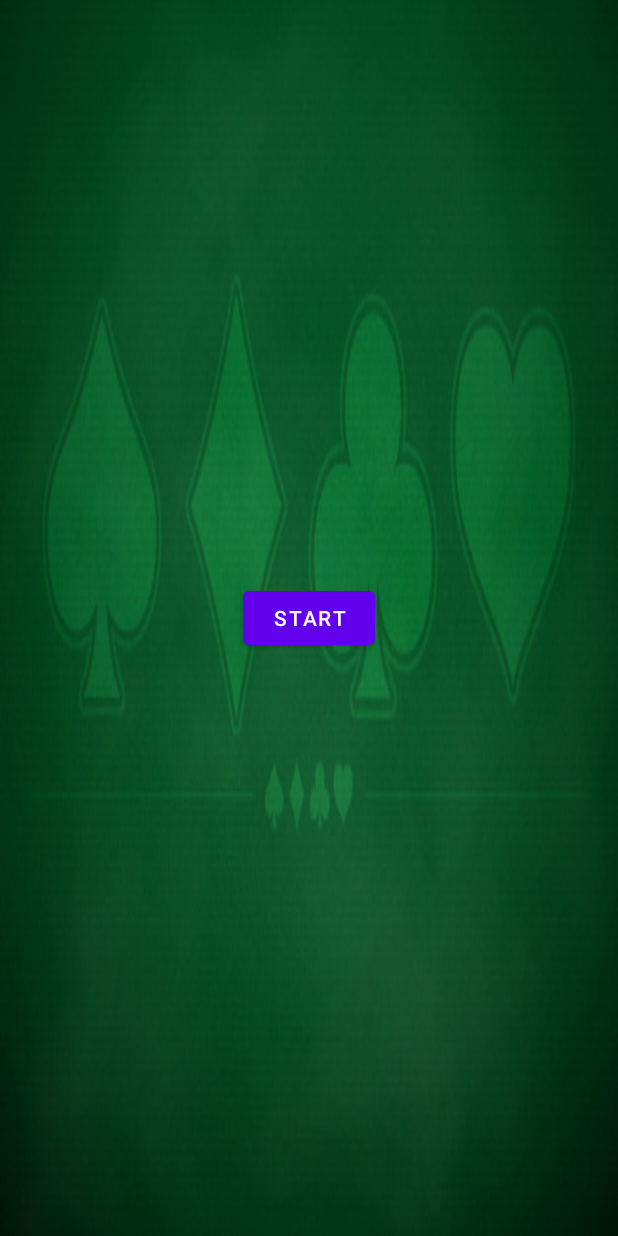
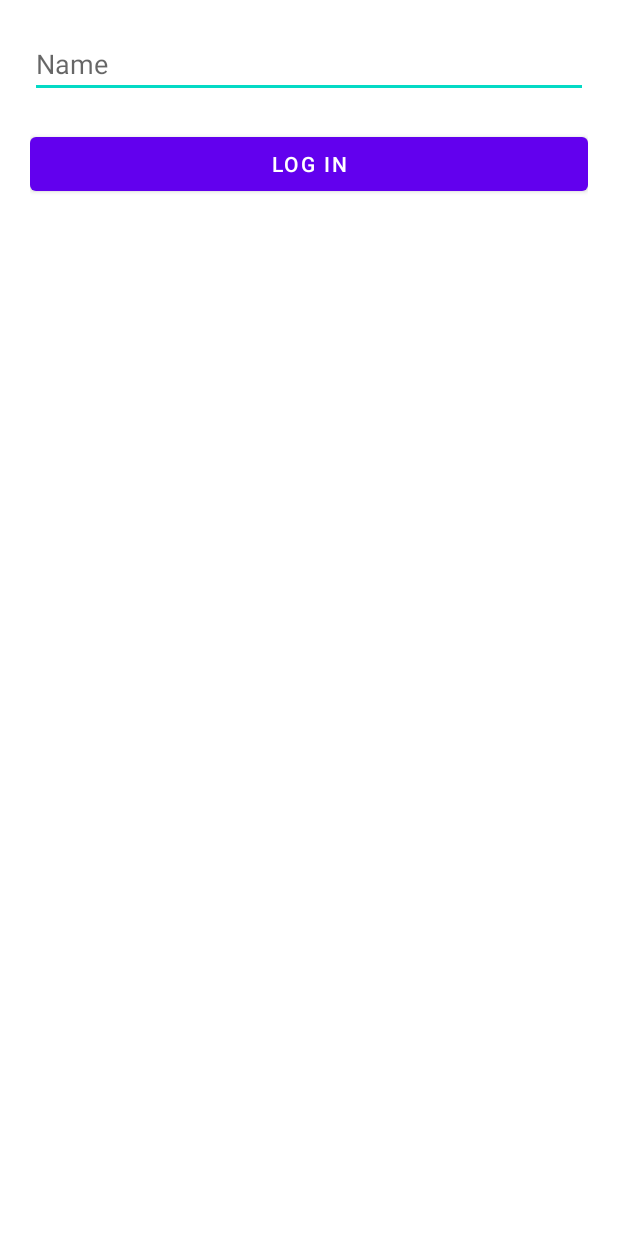
Before and after one commit to andybonnetto/Carderly, an Android app: the screen it shows after launch (MainActivity before the commit, Login after it), on a phone screen of 412 x 824 dp. Run offline under Robolectric (Android 15) with nearby library versions, the phone set to English and light mode, and no system bars; our stand-ins replace Firebase (no records; nobody signed in at launch, a user with empty details on screens opened directly).

Commit message:
Add Login and Room

```diff
--- a/Carderly_Application/CarderlyGame/CardDisplayTest/app/build.gradle
+++ b/Carderly_Application/CarderlyGame/CardDisplayTest/app/build.gradle
@@ -35,6 +35,7 @@ dependencies {
     implementation 'com.google.android.material:material:1.2.1'
     implementation 'androidx.constraintlayout:constraintlayout:2.0.2'
     implementation 'com.google.firebase:firebase-database:19.5.1'
+    implementation 'androidx.wear:wear:1.0.0'
     testImplementation 'junit:junit:4.+'
     androidTestImplementation 'androidx.test.ext:junit:1.1.2'
     androidTestImplementation 'androidx.test.espresso:espresso-core:3.3.0'
@@ -44,5 +45,6 @@ dependencies {
     // Declare the dependency for the Realtime Database library
     // When using the BoM, you don't specify versions in Firebase library dependencies
     implementation 'com.google.firebase:firebase-database'
+    compileOnly 'com.google.android.wearable:wearable:2.6.0'
 
 }
--- a/Carderly_Application/CarderlyGame/CardDisplayTest/app/src/main/AndroidManifest.xml
+++ b/Carderly_Application/CarderlyGame/CardDisplayTest/app/src/main/AndroidManifest.xml
@@ -9,7 +9,9 @@
     android:roundIcon="@mipmap/ic_launcher_round"
     android:supportsRtl="true"
     android:theme="@style/Theme.CardDisplayTest">
-        <activity android:name=".MainActivity">
+    <activity android:name=".MainActivity"></activity>
+    <activity android:name=".Room" />
+    <activity android:name=".Login">
         <intent-filter>
             <action android:name="android.intent.action.MAIN" />
 
--- /dev/null
+++ b/Carderly_Application/CarderlyGame/CardDisplayTest/app/src/main/java/com/example/carddisplaytest/Login.java
@@ -0,0 +1,98 @@
+package com.example.carddisplaytest;
+
+import androidx.annotation.NonNull;
+import androidx.appcompat.app.AppCompatActivity;
+
+import android.content.Intent;
+import android.content.SharedPreferences;
+import android.os.Bundle;
+import android.view.View;
+import android.widget.Button;
+import android.widget.EditText;
+import android.widget.Toast;
+
+import com.google.firebase.database.DataSnapshot;
+import com.google.firebase.database.DatabaseError;
+import com.google.firebase.database.DatabaseReference;
+import com.google.firebase.database.FirebaseDatabase;
+import com.google.firebase.database.ValueEventListener;
+
+public class Login extends AppCompatActivity {
+    EditText editText;
+    Button button;
+
+    String playerName="";
+
+    FirebaseDatabase database;
+    DatabaseReference playerRef;
+
+
+    @Override
+    protected void onCreate(Bundle savedInstanceState) {
+        super.onCreate(savedInstanceState);
+        setContentView(R.layout.activity_login);
+
+        editText = findViewById(R.id.editText);
+        button = findViewById(R.id.button);
+
+        database = FirebaseDatabase.getInstance();
+
+        //check if the player exists and get references
+        SharedPreferences preferences = getSharedPreferences("PREFS",0);
+        playerName=preferences.getString("playerName","");
+        if (!playerName.equals("")){
+            playerRef=database.getReference("players/" + playerName);
+            addEventListener();
+            playerRef.setValue("");
+
+        }
+        button.setOnClickListener(new View.OnClickListener() {
+            @Override
+            public void onClick(View v) {
+                //logging the player in
+                playerName=editText.getText().toString();
+                editText.setText("");
+                if (!playerName.equals("")){
+                    button.setText("LOGGING IN");
+                    button.setEnabled(false);
+                    playerRef=database.getReference("players/" + playerName);
+                    addEventListener();
+                    playerRef.setValue("");
+                }
+            }
+        });
+
+
+    }
+    private void addEventListener(){
+        //read from database
+        playerRef.addValueEventListener(new ValueEventListener() {
+            @Override
+            public void onDataChange(@NonNull DataSnapshot snapshot) {
+                // success - continue to the next screen after saving player name
+                if (!playerName.equals("")){
+                    SharedPreferences preferences = getSharedPreferences("PREFS",0);
+                    SharedPreferences.Editor editor = preferences.edit();
+                    editor.putString("playerName", playerName);
+
+                    editor.apply();
+
+                    startActivity(new Intent(getApplicationContext(),Room.class));
+                    finish();
+
+                }
+
+            }
+
+            @Override
+            public void onCancelled(@NonNull DatabaseError error) {
+                // error
+                button.setText("LOG IN");
+                button.setEnabled(true);
+                Toast.makeText(Login.this,"Error!",Toast.LENGTH_SHORT).show();
+
+
+            }
+        });
+    }
+}
--- /dev/null
+++ b/Carderly_Application/CarderlyGame/CardDisplayTest/app/src/main/res/layout/activity_login.xml
@@ -0,0 +1,26 @@
+<?xml version="1.0" encoding="utf-8"?>
+<LinearLayout xmlns:android="http://schemas.android.com/apk/res/android"
+    xmlns:app="http://schemas.android.com/apk/res-auto"
+    xmlns:tools="http://schemas.android.com/tools"
+    android:layout_width="match_parent"
+    android:orientation="vertical"
+    android:padding="20dp"
+    android:layout_height="match_parent"
+    tools:context=".Login">
+
+
+    <EditText
+        android:id="@+id/editText"
+        android:layout_width="match_parent"
+        android:layout_height="wrap_content"
+        android:ems="10"
+        android:inputType="textPersonName"
+        android:hint="Name" />
+
+    <Button
+        android:id="@+id/button"
+        android:layout_marginTop="20dp"
+        android:layout_width="match_parent"
+        android:layout_height="wrap_content"
+        android:text="Log in" />
+</LinearLayout>
--- /dev/null
+++ b/Carderly_Application/CarderlyGame/CardDisplayTest/app/src/main/res/values-round/strings.xml
@@ -0,0 +1,3 @@
+<resources>
+    <string name="hello_world">Hello Round World!</string>
+</resources>
--- a/Carderly_Application/CarderlyGame/CardDisplayTest/app/src/main/res/values/strings.xml
+++ b/Carderly_Application/CarderlyGame/CardDisplayTest/app/src/main/res/values/strings.xml
@@ -2,4 +2,10 @@
     <string name="app_name">CardDisplayTest</string>
     <string name="game_start">Start</string>
     <string name="game_restart">Restart</string>
+    <string name="title_activity_login">Login</string>
+    <!--
+    This string is used for square devices and overridden by hello_world in
+    values-round/strings.xml for round devices.
+    -->
+    <string name="hello_world">Hello Square World!</string>
 </resources>
```
Also changed, not shown: Carderly_Application/CarderlyGame/CardDisplayTest/app/src/main/java/com/example/carddisplaytest/Room.java (added, +136 -0 lines), Carderly_Application/CarderlyGame/CardDisplayTest/app/src/main/res/layout/activity_room.xml (added, +23 -0 lines), Carderly_Application/CarderlyGame/CardDisplayTest/app/src/main/res/values/dimens.xml (added, +15 -0 lines). Lines whose indentation alone changed are shown as unchanged.
